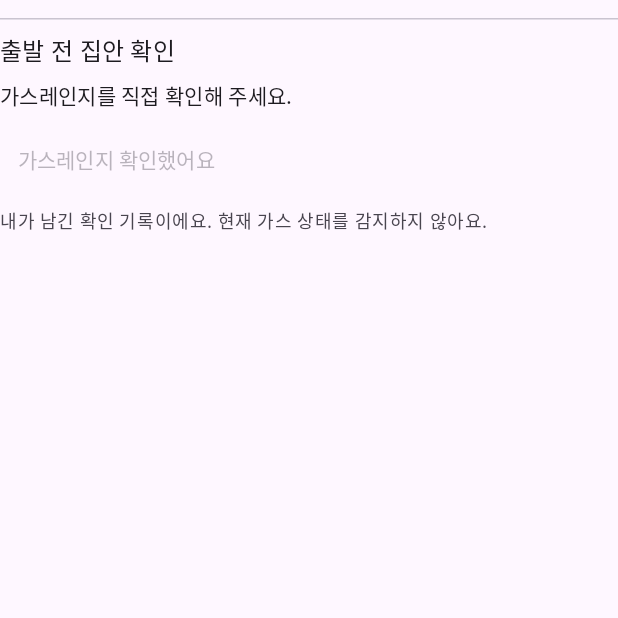
After one commit to park-rudxo/hyundai_app, an Android app built with Jetpack Compose: the composable DepartureCheck shown on its own in the app's theme, on a phone screen of 412 x 824 dp, the top half of it. The commit adds this screen. Run offline under Robolectric (Android 15) with nearby library versions, the phone set to English and light mode, and no system bars; network calls fail; Roboto replaces fonts that are not available here; 1 statement that could not run was skipped.

Commit message:
Add local pre-departure stove check with timestamp

```diff
--- a/android/app/build.gradle.kts
+++ b/android/app/build.gradle.kts
@@ -24,8 +24,8 @@ android {
         applicationId = "io.changyeoga.app"
         minSdk = 26
         targetSdk = 35
-        versionCode = 14
-        versionName = "0.9.1"
+        versionCode = 15
+        versionName = "0.9.2"
         testInstrumentationRunner = "androidx.test.runner.AndroidJUnitRunner"
         manifestPlaceholders["naverMapKey"] = naverMapKey
         buildConfigField("String", "PLACE_SEARCH_URL", "\"${placeSearchUrl}\"")
--- /dev/null
+++ b/android/app/src/main/java/io/changyeoga/app/DepartureCheck.kt
@@ -0,0 +1,41 @@
+package io.changyeoga.app
+
+import android.content.Context
+import androidx.compose.foundation.layout.*
+import androidx.compose.material3.*
+import androidx.compose.runtime.*
+import androidx.compose.ui.Modifier
+import androidx.compose.ui.platform.LocalContext
+import androidx.compose.ui.unit.dp
+import java.text.SimpleDateFormat
+import java.util.Date
+import java.util.Locale
+
+internal class DepartureCheckStore(context:Context) {
+    private val prefs=context.getSharedPreferences("departure-check",Context.MODE_PRIVATE)
+    fun checkedAt():Long=prefs.getLong("gasCheckedAt",0L)
+    fun save(time:Long) { check(prefs.edit().putLong("gasCheckedAt",time).commit()) }
+    fun clear()=save(0L)
+}
+
+@Composable
+internal fun DepartureCheck(enabled:Boolean) {
+    val context=LocalContext.current
+    val store=remember { DepartureCheckStore(context) }
+    var checkedAt by remember { mutableLongStateOf(store.checkedAt()) }
+    var error by remember { mutableStateOf(false) }
+    Column(Modifier.fillMaxWidth().padding(vertical=12.dp),verticalArrangement=Arrangement.spacedBy(8.dp)) {
+        HorizontalDivider()
+        Text("출발 전 집안 확인",style=MaterialTheme.typography.titleMedium)
+        Text("가스레인지를 직접 확인해 주세요.",style=MaterialTheme.typography.bodyMedium)
+        if(checkedAt>0) Text(
+            "직접 확인한 시각 · "+SimpleDateFormat("M월 d일 HH:mm",Locale.KOREA).format(Date(checkedAt)),
+            style=MaterialTheme.typography.bodyMedium,color=MaterialTheme.colorScheme.onSurfaceVariant)
+        TextButton(enabled=enabled,onClick={
+            val time=if(checkedAt==0L) System.currentTimeMillis() else 0L
+            runCatching { store.save(time) }.onSuccess { checkedAt=time;error=false }.onFailure { error=true }
+        }) { Text(if(checkedAt>0) "확인 취소" else "가스레인지 확인했어요") }
+        if(error) Text("저장하지 못했어요. 다시 확인해 주세요.",color=MaterialTheme.colorScheme.error)
+        Text("내가 남긴 확인 기록이에요. 현재 가스 상태를 감지하지 않아요.",style=MaterialTheme.typography.bodySmall,color=MaterialTheme.colorScheme.onSurfaceVariant)
+    }
+}
--- a/android/app/src/main/java/io/changyeoga/app/MainActivity.kt
+++ b/android/app/src/main/java/io/changyeoga/app/MainActivity.kt
@@ -374,7 +374,7 @@ private fun App(vehicleAllowed: Boolean, signal: String) {
         }
     },confirmButton={TextButton(onClick={tools=false}){Text("닫기")}})
     if(addStop && allowed) AlertDialog(onDismissRequest={addStop=false},title={Text("방문지 추가")},text={OutlinedTextField(value=stopName,onValueChange={stopName=it.take(30)},label={Text("예: 외가, 친구 집")},singleLine=true,modifier=Modifier.testTag("stopName"))},confirmButton={TextButton(enabled=stopName.isNotBlank(),onClick={commit(trip.addStop(stopName));stopName="";addStop=false}){Text("추가")}},dismissButton={TextButton(onClick={addStop=false}){Text("취소")}})
-    if(reset && allowed) AlertDialog(onDismissRequest={reset=false},title={Text("새 외출을 준비할까요?")},text={Text("현재 방문지, 짐과 사진이 이 기기에서 삭제됩니다.")},confirmButton={TextButton(enabled=!busy,onClick={val previous=trip; commit(Trip());if(trip==Trip()){previous.items.forEach{store.deletePhoto(it.photo)};loadFailed=false;delivery=false;step=0};reset=false}){Text("초기화")}},dismissButton={TextButton(onClick={reset=false}){Text("취소")}})
+    if(reset && allowed) AlertDialog(onDismissRequest={reset=false},title={Text("새 외출을 준비할까요?")},text={Text("현재 방문지, 짐과 사진이 이 기기에서 삭제됩니다.")},confirmButton={TextButton(enabled=!busy,onClick={val previous=trip; commit(Trip());if(trip==Trip()){runCatching { DepartureCheckStore(context).clear() };previous.items.forEach{store.deletePhoto(it.photo)};loadFailed=false;delivery=false;step=0};reset=false}){Text("초기화")}},dismissButton={TextButton(onClick={reset=false}){Text("취소")}})
 }
 
 @Composable
--- a/android/app/src/main/java/io/changyeoga/app/PhonePreparation.kt
+++ b/android/app/src/main/java/io/changyeoga/app/PhonePreparation.kt
@@ -78,6 +78,7 @@ internal fun PhonePreparation(
                     else -> {
                         item { OutlinedButton(onClick={chooseStop=true},modifier=Modifier.fillMaxWidth().heightIn(min=64.dp)) { Text("${stop?.name.orEmpty()}  ·  방문지 변경",fontSize=17.sp) } }
                         if(step==1) item { OutlinedButton(onClick={choosePhoto=true},modifier=Modifier.fillMaxWidth().heightIn(min=56.dp),shape=RoundedCornerShape(12.dp)) { Text("짐 사진 추가") } }
+                        if(step==2) item { DepartureCheck(!busy) }
                         if(step==2) item { Text("총 ${trip.items.size}개 중 ${trip.items.count { it.state!=ItemState.READY }}개 실었어요",fontWeight=FontWeight.SemiBold) }
                         if(luggage.isEmpty()) item { Text("이곳에 가져갈 짐을 사진으로 추가하세요.") }
                         items(if(step==2) luggage.sortedBy { it.state!=ItemState.READY } else luggage,key={it.id}) { item ->
```
Also changed, not shown: 7 other files.
